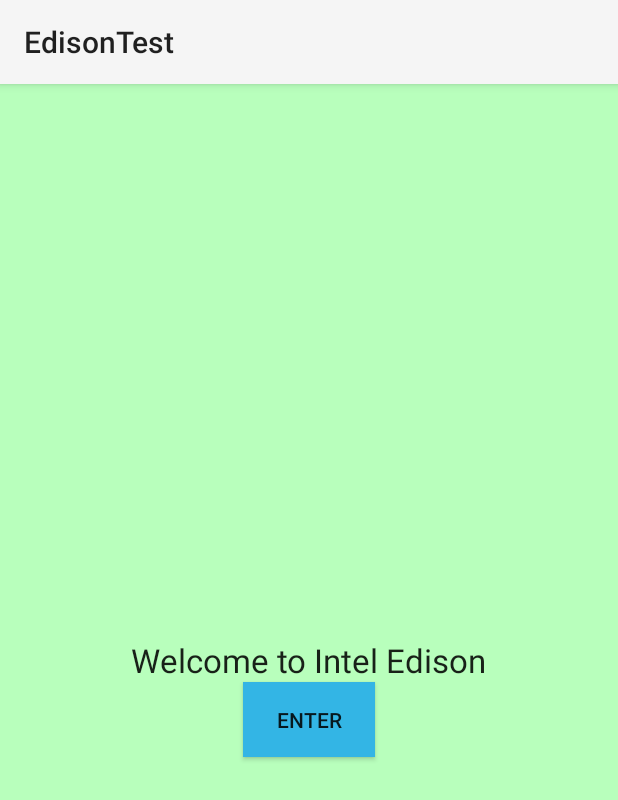
After one commit to glfernando/EdisonTest, an Android app: the layout activity_main.xml on its own in the app's theme, with its tools: preview values and no code run, on a phone screen of 412 x 824 dp. The commit adds this screen. Shown: the top 800 px of the screen. Run offline under Robolectric (Android 15) with nearby library versions, the phone set to English and light mode, and no system bars.

Commit message:
Adding Main Activity
Adding Welcome Activity

```diff
--- a/app/src/main/AndroidManifest.xml
+++ b/app/src/main/AndroidManifest.xml
@@ -13,6 +13,10 @@
         <activity
             android:name=".EdisonTestActivity"
             android:label="@string/app_name" >
+        </activity>
+        <activity
+            android:name=".MainActivity"
+            android:label="@string/app_name" >
             <intent-filter>
                 <action android:name="android.intent.action.MAIN" />
 
--- /dev/null
+++ b/app/src/main/res/layout/activity_main.xml
@@ -0,0 +1,28 @@
+<RelativeLayout xmlns:android="http://schemas.android.com/apk/res/android"
+    xmlns:tools="http://schemas.android.com/tools" android:layout_width="match_parent"
+    android:layout_height="match_parent" android:paddingLeft="@dimen/activity_horizontal_margin"
+    android:paddingRight="@dimen/activity_horizontal_margin"
+    android:paddingTop="@dimen/activity_vertical_margin"
+    android:paddingBottom="@dimen/activity_vertical_margin"
+    tools:context="me.no_ip.glfernando.edisontest.MainActivity"
+    android:background="#ffb8ffbc">
+
+    <TextView
+        android:layout_width="wrap_content"
+        android:layout_height="wrap_content"
+        android:textAppearance="?android:attr/textAppearanceLarge"
+        android:text="Welcome to Intel Edison"
+        android:id="@+id/textView"
+        android:layout_centerVertical="true"
+        android:layout_centerHorizontal="true" />
+
+    <Button
+        android:layout_width="wrap_content"
+        android:layout_height="wrap_content"
+        android:text="Enter"
+        android:id="@+id/button_enter"
+        android:layout_below="@+id/textView"
+        android:layout_centerHorizontal="true"
+        android:padding="15dp"
+        android:background="@android:color/holo_blue_light"/>
+</RelativeLayout>
--- /dev/null
+++ b/app/src/main/res/menu/menu_main.xml
@@ -0,0 +1,6 @@
+<menu xmlns:android="http://schemas.android.com/apk/res/android"
+    xmlns:tools="http://schemas.android.com/tools"
+    tools:context="me.no_ip.glfernando.edisontest.MainActivity">
+    <item android:id="@+id/action_settings" android:title="@string/action_settings"
+        android:orderInCategory="100" android:showAsAction="never" />
+</menu>
--- a/app/src/main/res/values/strings.xml
+++ b/app/src/main/res/values/strings.xml
@@ -4,5 +4,8 @@
     <string name="app_name">EdisonTest</string>
     <string name="hello_world">Hello world!</string>
     <string name="action_settings">Settings</string>
+    <string name="on_button">ON</string>
+    <string name="off_button">off</string>
+    <string name="title_activity_main">MainActivity</string>
 
 </resources>
```
Also changed, not shown: app/src/main/java/me/no_ip/glfernando/edisontest/MainActivity.java (added, +55 -0 lines), app/src/main/res/layout/activity_edison_test.xml (+3 -23 lines).
